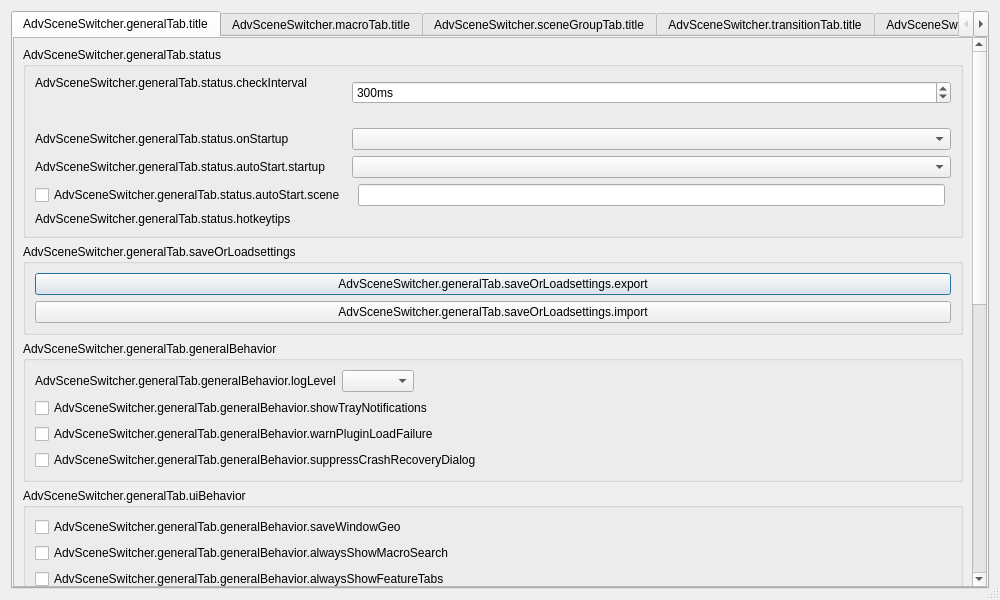
Old version of the form forms/advanced-scene-switcher.ui in the repository WarmUpTill/SceneSwitcher.
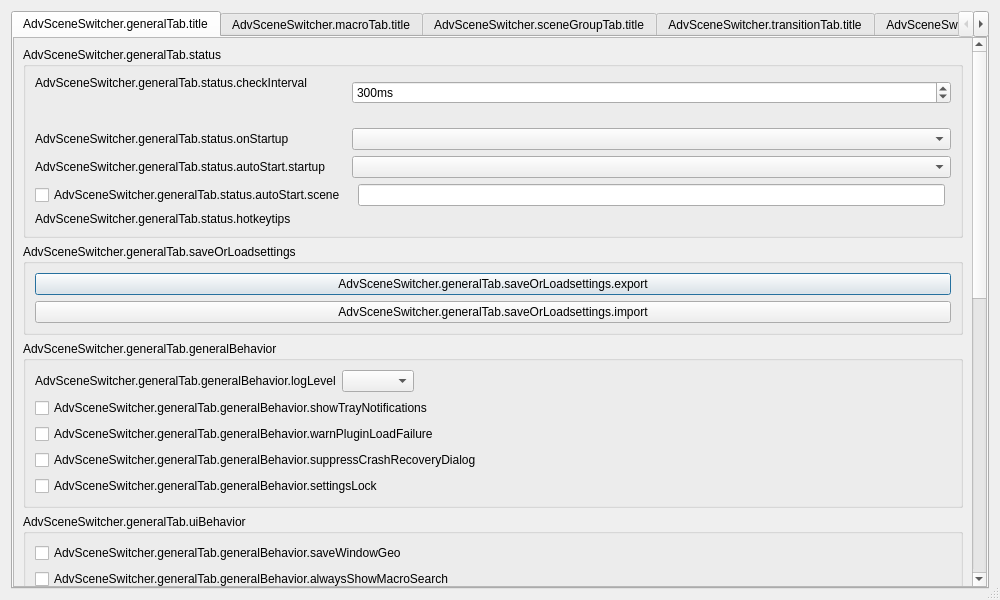
New version of the form. The open tabs and pages were chosen to show the change. Icons and pictures are not drawn. Custom widgets are drawn as their Qt base class.

Commit message:
Add option to lock settings dialog with simple password
This is meant as a simple tampering protection.
The settings are not encrypted and the password is stored in plaintext.

Patch:
```diff
--- a/forms/advanced-scene-switcher.ui
+++ b/forms/advanced-scene-switcher.ui
@@ -258,6 +258,13 @@
                 </property>
                </widget>
               </item>
+              <item>
+               <widget class="QCheckBox" name="settingsLock">
+                <property name="text">
+                 <string>AdvSceneSwitcher.generalTab.generalBehavior.settingsLock</string>
+                </property>
+               </widget>
+              </item>
              </layout>
             </widget>
            </item>
```
The commit also changes 5 other files.
